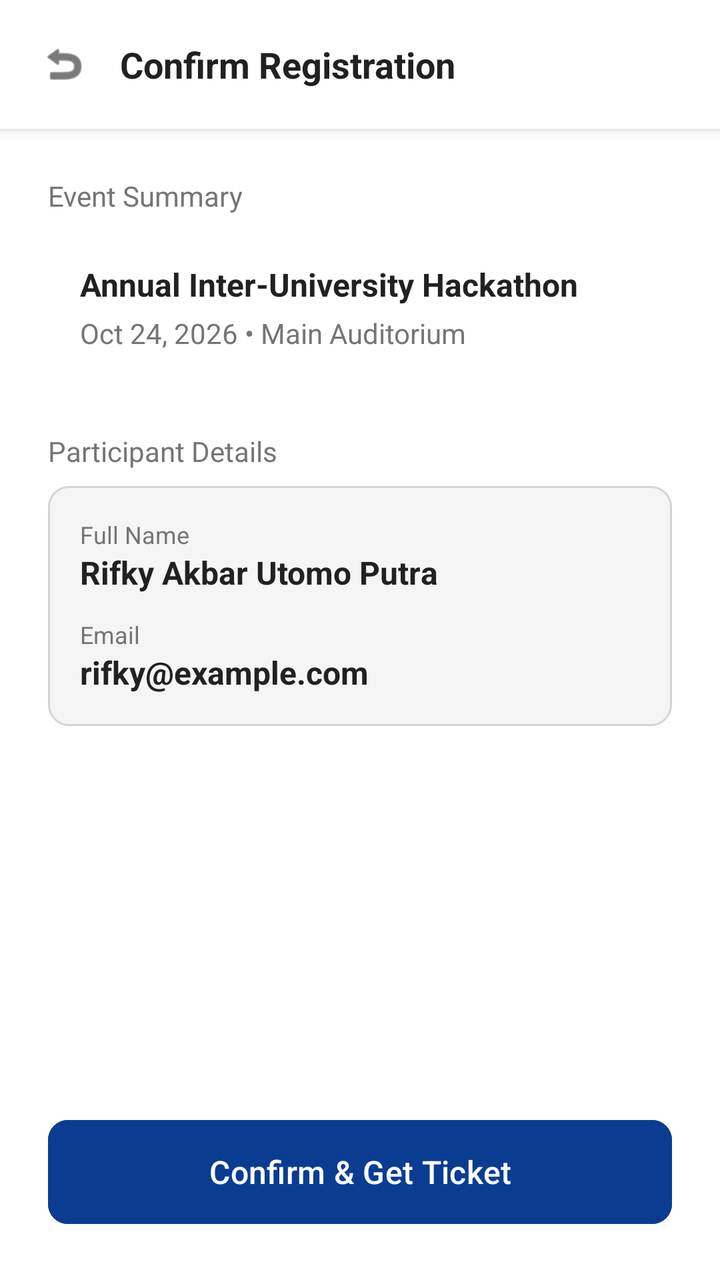
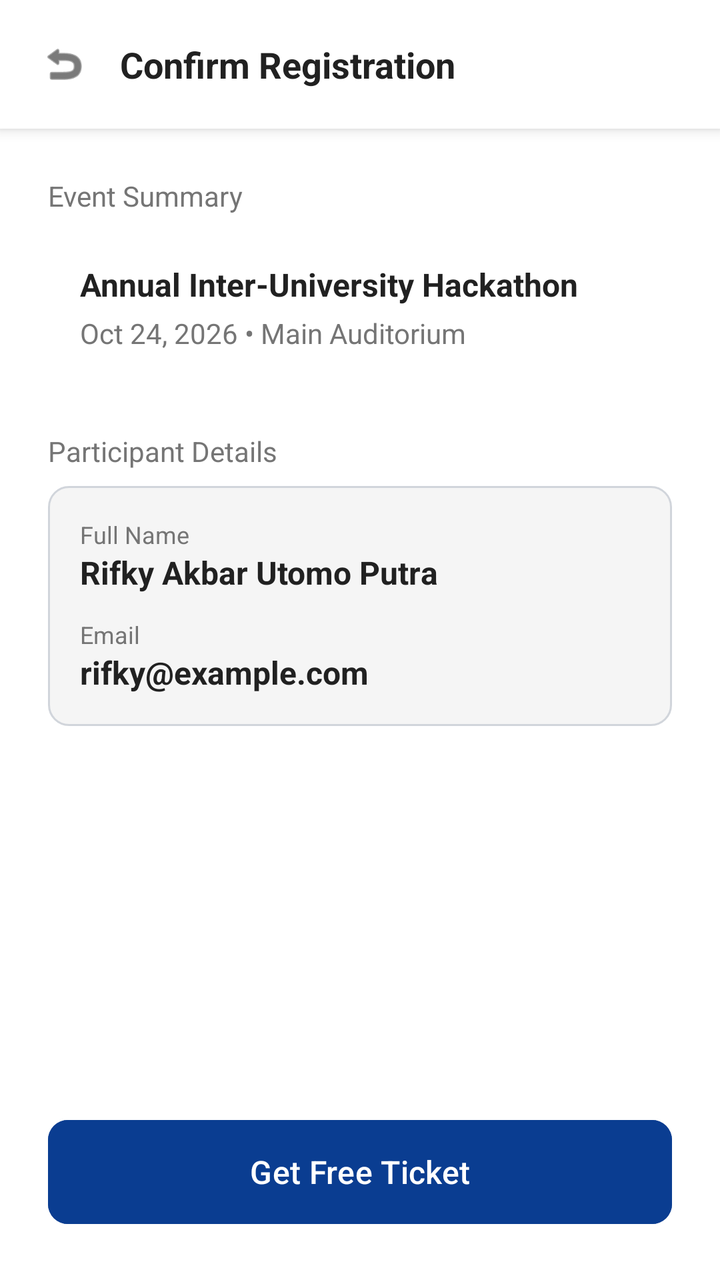

Screens rendered from an Android XML layout before and after an edit, with the pre-edit source and the edit as a unified diff.
<!-- AndroidManifest.xml: application theme Theme.CampusConnectProject -->
<!-- res/layout/activity_checkout.xml -->
<?xml version="1.0" encoding="utf-8"?>
<androidx.constraintlayout.widget.ConstraintLayout
    xmlns:android="http://schemas.android.com/apk/res/android"
    xmlns:app="http://schemas.android.com/apk/res-auto"
    android:layout_width="match_parent"
    android:layout_height="match_parent"
    android:background="@color/bg_utama">

    <LinearLayout
        android:id="@+id/headerCheckout"
        android:layout_width="match_parent"
        android:layout_height="wrap_content"
        android:background="@color/bg_utama"
        android:elevation="4dp"
        android:orientation="horizontal"
        android:padding="20dp"
        android:gravity="center_vertical"
        app:layout_constraintTop_toTopOf="parent">

        <ImageView
            android:id="@+id/btnBackCheckout"
            android:layout_width="24dp"
            android:layout_height="24dp"
            android:src="@android:drawable/ic_menu_revert"
            app:tint="@color/teks_utama" />

        <TextView
            android:layout_width="wrap_content"
            android:layout_height="wrap_content"
            android:layout_marginStart="16dp"
            android:text="Confirm Registration"
            android:textColor="@color/teks_utama"
            android:textSize="18sp"
            android:textStyle="bold" />
    </LinearLayout>

    <LinearLayout
        android:layout_width="match_parent"
        android:layout_height="wrap_content"
        android:orientation="vertical"
        android:padding="24dp"
        app:layout_constraintTop_toBottomOf="@id/headerCheckout">

        <TextView
            android:layout_width="wrap_content"
            android:layout_height="wrap_content"
            android:text="Event Summary"
            android:textColor="@color/teks_sekunder"
            android:textSize="14sp"
            android:layout_marginBottom="8dp"/>

        <androidx.cardview.widget.CardView
            android:layout_width="match_parent"
            android:layout_height="wrap_content"
            android:layout_marginBottom="24dp"
            app:cardCornerRadius="12dp"
            app:cardElevation="0dp"
            app:cardBackgroundColor="@color/bg_utama"
            app:strokeColor="@color/garis_pembatas"
            app:strokeWidth="1dp">

            <LinearLayout
                android:layout_width="match_parent"
                android:layout_height="wrap_content"
                android:padding="16dp"
                android:orientation="vertical">

                <TextView
                    android:id="@+id/tvCheckEventName"
                    android:layout_width="match_parent"
                    android:layout_height="wrap_content"
                    android:text="Annual Inter-University Hackathon"
                    android:textColor="@color/teks_utama"
                    android:textSize="16sp"
                    android:textStyle="bold" />

                <TextView
                    android:id="@+id/tvCheckEventDate"
                    android:layout_width="match_parent"
                    android:layout_height="wrap_content"
                    android:text="Oct 24, 2026 • Main Auditorium"
                    android:textColor="@color/teks_sekunder"
                    android:textSize="14sp"
                    android:layout_marginTop="4dp"/>
            </LinearLayout>
        </androidx.cardview.widget.CardView>

        <TextView
            android:layout_width="wrap_content"
            android:layout_height="wrap_content"
            android:text="Participant Details"
            android:textColor="@color/teks_sekunder"
            android:textSize="14sp"
            android:layout_marginBottom="8dp"/>

        <LinearLayout
            android:layout_width="match_parent"
            android:layout_height="wrap_content"
            android:background="@drawable/bg_input_rounded"
            android:orientation="vertical"
            android:padding="16dp">

            <TextView
                android:layout_width="wrap_content"
                android:layout_height="wrap_content"
                android:text="Full Name"
                android:textColor="@color/teks_sekunder"
                android:textSize="12sp" />

            <TextView
                android:id="@+id/tvCheckName"
                android:layout_width="wrap_content"
                android:layout_height="wrap_content"
                android:text="Rifky Akbar Utomo Putra"
                android:textColor="@color/teks_utama"
                android:textSize="16sp"
                android:textStyle="bold"
                android:layout_marginBottom="12dp"/>

            <TextView
                android:layout_width="wrap_content"
                android:layout_height="wrap_content"
                android:text="Email"
                android:textColor="@color/teks_sekunder"
                android:textSize="12sp" />

            <TextView
                android:id="@+id/tvCheckEmail"
                android:layout_width="wrap_content"
                android:layout_height="wrap_content"
                android:text="rifky@example.com"
                android:textColor="@color/teks_utama"
                android:textSize="16sp"
                android:textStyle="bold" />
        </LinearLayout>
    </LinearLayout>

    <Button
        android:id="@+id/btnConfirmRegister"
        android:layout_width="match_parent"
        android:layout_height="60dp"
        android:layout_margin="24dp"
        android:backgroundTint="@color/warna_primer"
        android:text="Confirm &amp; Get Ticket"
        android:textAllCaps="false"
        android:textColor="@color/white"
        android:textSize="16sp"
        app:cornerRadius="10dp"
        app:layout_constraintBottom_toBottomOf="parent" />

</androidx.constraintlayout.widget.ConstraintLayout>
<!-- resources referenced by this layout -->
<resources>
  <color name="bg_utama">#FFFFFF</color>
  <color name="garis_pembatas">#E5E7EB</color>
  <color name="teks_sekunder">#757575</color>
  <color name="teks_utama">#212121</color>
  <color name="warna_primer">#0A3D91</color>
  <color name="white">#FFFFFFFF</color>
  <!-- drawable bg_input_rounded (drawable) -->
  <?xml version="1.0" encoding="utf-8"?>
  <shape xmlns:android="http://schemas.android.com/apk/res/android" android:shape="rectangle">
      <solid android:color="@color/bg_input" />
      <stroke android:width="1dp" android:color="#D1D5DB" />
      <corners android:radius="10dp" />
  </shape>
  <style name="Theme.CampusConnectProject" parent="Base.Theme.CampusConnectProject" />
  <color name="bg_input">#F5F5F5</color>
  <style name="Base.Theme.CampusConnectProject" parent="Theme.Material3.DayNight.NoActionBar">
          <item name="android:forceDarkAllowed" tools:targetApi="q">false</item>
      </style>
</resources>

<!-- the commit's change to res/layout/activity_checkout.xml (unified diff, before → after) -->
@@ -133,6 +133,88 @@
                 android:textSize="16sp"
                 android:textStyle="bold" />
         </LinearLayout>
+
+        <LinearLayout
+            android:id="@+id/paymentSection"
+            android:layout_width="match_parent"
+            android:layout_height="wrap_content"
+            android:orientation="vertical"
+            android:visibility="gone"
+            android:layout_marginTop="24dp">
+
+            <TextView
+                android:layout_width="wrap_content"
+                android:layout_height="wrap_content"
+                android:text="Payment Information"
+                android:textColor="@color/teks_sekunder"
+                android:textSize="14sp"
+                android:layout_marginBottom="8dp"/>
+
+            <androidx.cardview.widget.CardView
+                android:layout_width="match_parent"
+                android:layout_height="wrap_content"
+                android:layout_marginBottom="16dp"
+                app:cardCornerRadius="12dp"
+                app:cardElevation="0dp"
+                app:cardBackgroundColor="@color/bg_utama"
+                app:strokeColor="@color/garis_pembatas"
+                app:strokeWidth="1dp">
+
+                <LinearLayout
+                    android:layout_width="match_parent"
+                    android:layout_height="wrap_content"
+                    android:padding="16dp"
+                    android:orientation="vertical">
+
+                    <TextView
+                        android:layout_width="wrap_content"
+                        android:layout_height="wrap_content"
+                        android:text="Event Price"
+                        android:textColor="@color/teks_sekunder"
+                        android:textSize="12sp"
+                        android:layout_marginBottom="4dp"/>
+
+                    <TextView
+                        android:id="@+id/tvEventPrice"
+                        android:layout_width="wrap_content"
+                        android:layout_height="wrap_content"
+                        android:text="Rp 50.000"
+                        android:textColor="@color/teks_utama"
+                        android:textSize="18sp"
+                        android:textStyle="bold"
+                        android:layout_marginBottom="16dp"/>
+
+                    <TextView
+                        android:layout_width="wrap_content"
+                        android:layout_height="wrap_content"
+                        android:text="Account Number"
+                        android:textColor="@color/teks_sekunder"
+                        android:textSize="12sp"
+                        android:layout_marginBottom="4dp"/>
+
+                    <TextView
+                        android:id="@+id/tvAccountNumber"
+                        android:layout_width="wrap_content"
+                        android:layout_height="wrap_content"
+                        android:text="1234567890"
+                        android:textColor="@color/teks_utama"
+                        android:textSize="16sp"
+                        android:textStyle="bold"/>
+                </LinearLayout>
+            </androidx.cardview.widget.CardView>
+
+            <Button
+                android:id="@+id/btnUploadProof"
+                android:layout_width="match_parent"
+                android:layout_height="50dp"
+                android:backgroundTint="@color/warna_primer"
+                android:text="Upload Payment Proof"
+                android:textAllCaps="false"
+                android:textColor="@color/white"
+                android:textSize="14sp"
+                app:cornerRadius="10dp"
+                android:layout_marginBottom="12dp"/>
+        </LinearLayout>
     </LinearLayout>
 
     <Button
@@ -141,7 +223,7 @@
         android:layout_height="60dp"
         android:layout_margin="24dp"
         android:backgroundTint="@color/warna_primer"
-        android:text="Confirm &amp; Get Ticket"
+        android:text="Get Free Ticket"
         android:textAllCaps="false"
         android:textColor="@color/white"
         android:textSize="16sp"
